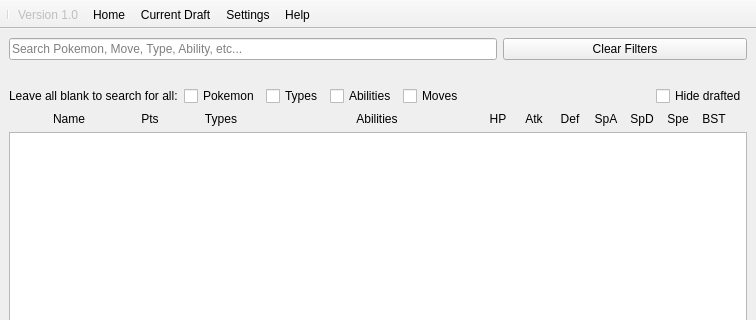
First picture: the form in assets/ui/main.ui, repository elliottsneath/Pokemon-Searcher, before the edit; both pictures show x 0 to 756 and y 0 to 320 of the 756 by 578 pixel window.
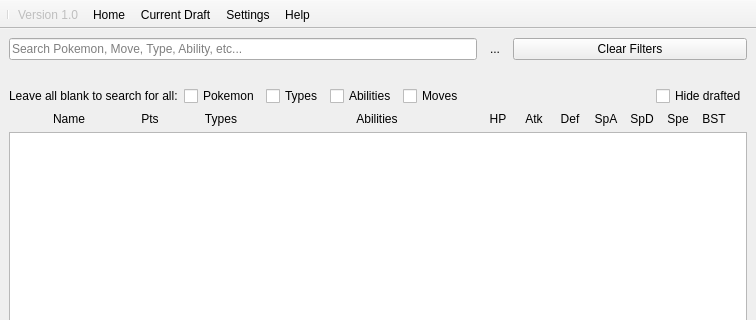
Second picture: the form after the edit. Icons and pictures are not drawn. Custom widgets are drawn as their Qt base class.

Patch:
```diff
--- a/assets/ui/main.ui
+++ b/assets/ui/main.ui
@@ -35,7 +35,7 @@
       <widget class="QWidget" name="main">
        <layout class="QVBoxLayout" name="verticalLayout_2">
         <item>
-         <layout class="QHBoxLayout" name="horizontalLayout_5" stretch="2,1">
+         <layout class="QHBoxLayout" name="horizontalLayout_5" stretch="2,0,1">
           <item>
            <widget class="QLineEdit" name="searchBar">
             <property name="placeholderText">
@@ -43,6 +43,19 @@
             </property>
            </widget>
           </item>
+          <item>
+           <widget class="QToolButton" name="refreshButton">
+            <property name="text">
+             <string>...</string>
+            </property>
+            <property name="icon">
+             <iconset theme="QIcon::ThemeIcon::ViewRefresh"/>
+            </property>
+            <property name="autoRaise">
+             <bool>true</bool>
+            </property>
+           </widget>
+          </item>
           <item>
            <widget class="AnimatedHoverButton" name="clearFiltersButton">
             <property name="sizePolicy">
```
